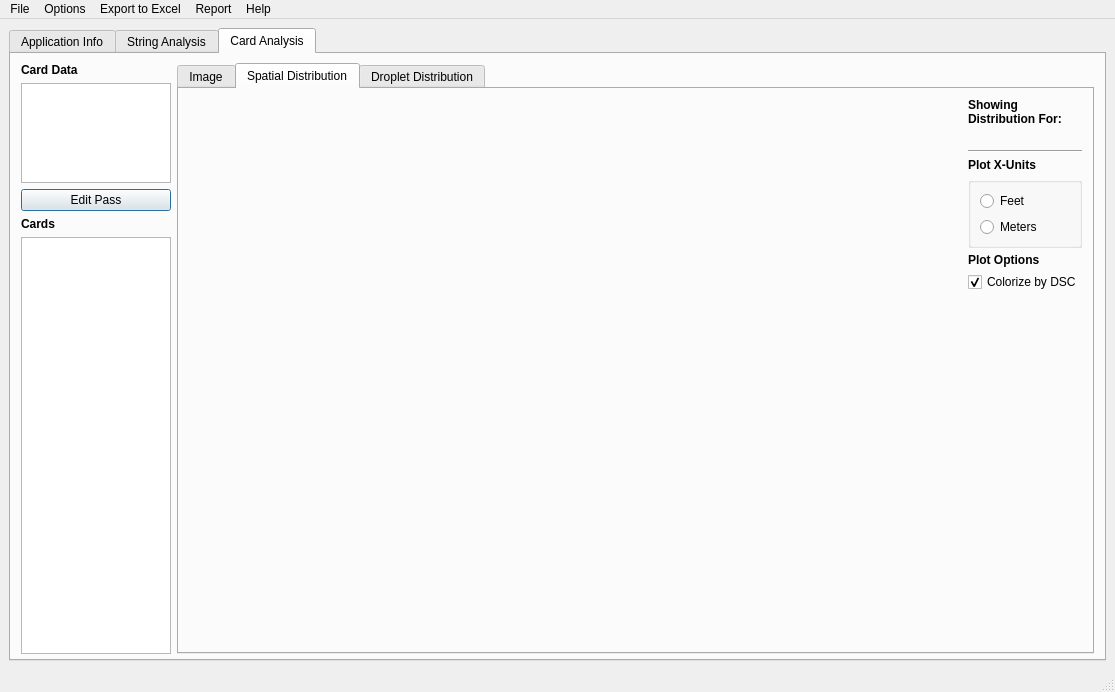
Above: resources/mainWindow.ui from gill14/AccuPatt before the change. Below: the same form after it.
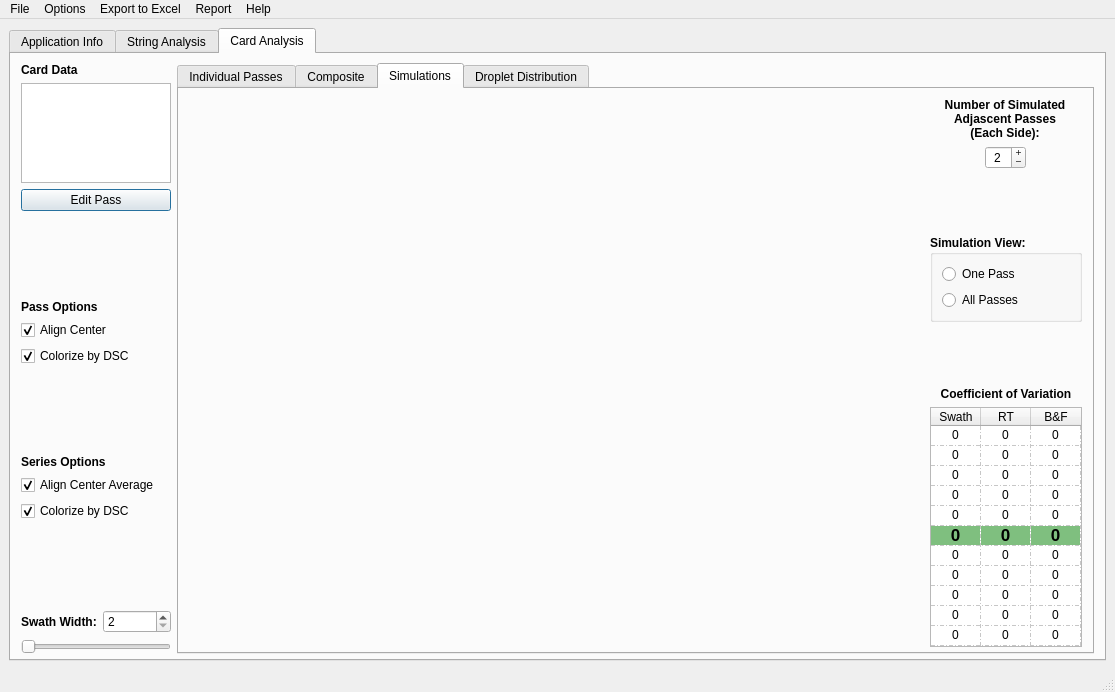
That is the form after the change. The open tabs and pages were chosen to show the change. Custom widgets are drawn as their Qt base class.

Commit message: rm image tab, migrate card ui like string

Patch:
```diff
--- a/resources/mainWindow.ui
+++ b/resources/mainWindow.ui
@@ -1146,7 +1146,7 @@
        <attribute name="title">
         <string>Card Analysis</string>
        </attribute>
-       <layout class="QHBoxLayout" name="horizontalLayout_3">
+       <layout class="QHBoxLayout" name="horizontalLayout">
         <property name="leftMargin">
          <number>10</number>
         </property>
@@ -1216,19 +1216,84 @@
            </widget>
           </item>
           <item>
-           <widget class="QLabel" name="label_2">
+           <spacer name="verticalSpacer_9">
+            <property name="orientation">
+             <enum>Qt::Vertical</enum>
+            </property>
+            <property name="sizeHint" stdset="0">
+             <size>
+              <width>20</width>
+              <height>40</height>
+             </size>
+            </property>
+           </spacer>
+          </item>
+          <item>
+           <widget class="QLabel" name="label_33">
+            <property name="font">
+             <font>
+              <weight>75</weight>
+              <bold>true</bold>
+             </font>
+            </property>
+            <property name="text">
+             <string>Pass Options</string>
+            </property>
+           </widget>
+          </item>
+          <item>
+           <widget class="QCheckBox" name="checkBoxCardPassCenter">
             <property name="sizePolicy">
-             <sizepolicy hsizetype="Minimum" vsizetype="Preferred">
+             <sizepolicy hsizetype="Fixed" vsizetype="Fixed">
               <horstretch>0</horstretch>
               <verstretch>0</verstretch>
              </sizepolicy>
             </property>
+            <property name="text">
+             <string>Align Center</string>
+            </property>
+            <property name="checked">
+             <bool>true</bool>
+            </property>
+           </widget>
+          </item>
+          <item>
+           <widget class="QCheckBox" name="checkBoxCardPassColorize">
+            <property name="sizePolicy">
+             <sizepolicy hsizetype="Fixed" vsizetype="Fixed">
+              <horstretch>0</horstretch>
+              <verstretch>0</verstretch>
+             </sizepolicy>
+            </property>
             <property name="maximumSize">
              <size>
-              <width>150</width>
+              <width>16777215</width>
               <height>16777215</height>
              </size>
             </property>
+            <property name="text">
+             <string>Colorize by DSC</string>
+            </property>
+            <property name="checked">
+             <bool>true</bool>
+            </property>
+           </widget>
+          </item>
+          <item>
+           <spacer name="verticalSpacer_7">
+            <property name="orientation">
+             <enum>Qt::Vertical</enum>
+            </property>
+            <property name="sizeHint" stdset="0">
+             <size>
+              <width>20</width>
+              <height>40</height>
+             </size>
+            </property>
+           </spacer>
+          </item>
+          <item>
+           <widget class="QLabel" name="label_7">
             <property name="font">
              <font>
               <weight>75</weight>
@@ -1236,38 +1301,110 @@
              </font>
             </property>
             <property name="text">
-             <string>Cards</string>
+             <string>Series Options</string>
             </property>
-            <property name="alignment">
-             <set>Qt::AlignBottom|Qt::AlignLeading|Qt::AlignLeft</set>
+           </widget>
+          </item>
+          <item>
+           <widget class="QCheckBox" name="checkBoxCardSeriesCenter">
+            <property name="text">
+             <string>Align Center Average</string>
             </property>
+            <property name="checked">
+             <bool>true</bool>
+            </property>
            </widget>
           </item>
           <item>
-           <widget class="QListWidget" name="listWidgetSprayCard">
+           <widget class="QCheckBox" name="checkBoxCardSeriesColorize">
             <property name="sizePolicy">
-             <sizepolicy hsizetype="Preferred" vsizetype="Expanding">
+             <sizepolicy hsizetype="Fixed" vsizetype="Fixed">
               <horstretch>0</horstretch>
               <verstretch>0</verstretch>
              </sizepolicy>
             </property>
             <property name="maximumSize">
              <size>
-              <width>150</width>
+              <width>16777215</width>
               <height>16777215</height>
              </size>
             </property>
-            <property name="dragDropMode">
-             <enum>QAbstractItemView::DragOnly</enum>
+            <property name="text">
+             <string>Colorize by DSC</string>
             </property>
-            <property name="defaultDropAction">
-             <enum>Qt::IgnoreAction</enum>
-            </property>
-            <property name="alternatingRowColors">
+            <property name="checked">
              <bool>true</bool>
             </property>
-            <property name="movement">
-             <enum>QListView::Snap</enum>
+           </widget>
+          </item>
+          <item>
+           <spacer name="verticalSpacer_8">
+            <property name="orientation">
+             <enum>Qt::Vertical</enum>
+            </property>
+            <property name="sizeHint" stdset="0">
+             <size>
+              <width>20</width>
+              <height>40</height>
+             </size>
+            </property>
+           </spacer>
+          </item>
+          <item>
+           <layout class="QHBoxLayout" name="horizontalLayout_3">
+            <item>
+             <widget class="QLabel" name="label_37">
+              <property name="sizePolicy">
+               <sizepolicy hsizetype="Preferred" vsizetype="Preferred">
+                <horstretch>0</horstretch>
+                <verstretch>0</verstretch>
+               </sizepolicy>
+              </property>
+              <property name="font">
+               <font>
+                <weight>75</weight>
+                <bold>true</bold>
+               </font>
+              </property>
+              <property name="text">
+               <string>Swath Width:</string>
+              </property>
+              <property name="alignment">
+               <set>Qt::AlignLeading|Qt::AlignLeft|Qt::AlignVCenter</set>
+              </property>
+             </widget>
+            </item>
+            <item>
+             <widget class="QSpinBox" name="spinBoxSwathAdjusted_2">
+              <property name="specialValueText">
+               <string/>
+              </property>
+              <property name="minimum">
+               <number>2</number>
+              </property>
+              <property name="maximum">
+               <number>500</number>
+              </property>
+             </widget>
+            </item>
+           </layout>
+          </item>
+          <item>
+           <widget class="QSlider" name="horizontalSliderSimulatedSwath_2">
+            <property name="sizePolicy">
+             <sizepolicy hsizetype="Preferred" vsizetype="Fixed">
+              <horstretch>0</horstretch>
+              <verstretch>0</verstretch>
+             </sizepolicy>
+            </property>
+            <property name="maximumSize">
+             <size>
+              <width>150</width>
+              <height>16777215</height>
+             </size>
+            </property>
+            <property name="orientation">
+             <enum>Qt::Horizontal</enum>
             </property>
            </widget>
           </item>
@@ -1278,104 +1415,9 @@
           <property name="currentIndex">
            <number>1</number>
           </property>
-          <widget class="QWidget" name="tab_5">
-           <attribute name="title">
-            <string>Image</string>
-           </attribute>
-           <layout class="QVBoxLayout" name="verticalLayout_5">
-            <property name="spacing">
-             <number>5</number>
-            </property>
-            <property name="leftMargin">
-             <number>10</number>
-            </property>
-            <property name="rightMargin">
-             <number>10</number>
-            </property>
-            <property name="bottomMargin">
-             <number>5</number>
-            </property>
-            <item>
-             <layout class="QVBoxLayout" name="verticalLayout_20">
-              <item>
-               <widget class="SplitCardWidget" name="splitCardWidget" native="true">
-                <property name="sizePolicy">
-                 <sizepolicy hsizetype="Preferred" vsizetype="Expanding">
-                  <horstretch>0</horstretch>
-                  <verstretch>0</verstretch>
-                 </sizepolicy>
-                </property>
-               </widget>
-              </item>
-             </layout>
-            </item>
-            <item>
-             <layout class="QHBoxLayout" name="horizontalLayout_5">
-              <item>
-               <spacer name="horizontalSpacer">
-                <property name="orientation">
-                 <enum>Qt::Horizontal</enum>
-                </property>
-                <property name="sizeHint" stdset="0">
-                 <size>
-                  <width>40</width>
-                  <height>20</height>
-                 </size>
-                </property>
-               </spacer>
-              </item>
-              <item>
-               <widget class="QGroupBox" name="groupBox">
-                <property name="title">
-                 <string/>
-                </property>
-                <layout class="QHBoxLayout" name="horizontalLayout_4">
-                 <property name="topMargin">
-                  <number>5</number>
-                 </property>
-                 <property name="bottomMargin">
-                  <number>5</number>
-                 </property>
-                 <item>
-                  <widget class="QRadioButton" name="radioButtonSprayCardFitH">
-                   <property name="text">
-                    <string>Fit Horizontal</string>
-                   </property>
-                   <property name="checked">
-                    <bool>true</bool>
-                   </property>
-                  </widget>
-                 </item>
-                 <item>
-                  <widget class="QRadioButton" name="radioButtonSprayCardFitV">
-                   <property name="text">
-                    <string>Fit Vertical</string>
-                   </property>
-                  </widget>
-                 </item>
-                </layout>
-               </widget>
-              </item>
-              <item>
-               <spacer name="horizontalSpacer_2">
-                <property name="orientation">
-                 <enum>Qt::Horizontal</enum>
-                </property>
-                <property name="sizeHint" stdset="0">
-                 <size>
-                  <width>40</width>
-                  <height>20</height>
-                 </size>
-                </property>
-               </spacer>
-              </item>
-             </layout>
-            </item>
-           </layout>
-          </widget>
           <widget class="QWidget" name="tab_4">
            <attribute name="title">
-            <string>Spatial Distribution</string>
+            <string>Individual Passes</string>
            </attribute>
            <layout class="QHBoxLayout" name="horizontalLayout_7">
             <property name="leftMargin">
@@ -1400,7 +1442,37 @@
                </widget>
               </item>
               <item>
-               <widget class="MplWidget" name="mplWidgetCardSpatial2" native="true">
+               <widget class="QLabel" name="label_2">
+                <property name="text">
+                 <string>Put a stat table here for the selected pass with a row for pass-wise composite stats.</string>
+                </property>
+                <property name="alignment">
+                 <set>Qt::AlignCenter</set>
+                </property>
+               </widget>
+              </item>
+             </layout>
+            </item>
+           </layout>
+          </widget>
+          <widget class="QWidget" name="tab_5">
+           <attribute name="title">
+            <string>Composite</string>
+           </attribute>
+           <layout class="QVBoxLayout" name="verticalLayout_7">
+            <property name="leftMargin">
+             <number>10</number>
+            </property>
+            <property name="rightMargin">
+             <number>10</number>
+            </property>
+            <property name="bottomMargin">
+             <number>5</number>
+            </property>
+            <item>
+             <layout class="QVBoxLayout" name="verticalLayout_16">
+              <item>
+               <widget class="MplWidget" name="plotWidgetCardOverlay" native="true">
                 <property name="sizePolicy">
                  <sizepolicy hsizetype="Expanding" vsizetype="Preferred">
                   <horstretch>0</horstretch>
@@ -1411,16 +1483,62 @@
               </item>
              </layout>
             </item>
+           </layout>
+          </widget>
+          <widget class="QWidget" name="tab_7">
+           <attribute name="title">
+            <string>Simulations</string>
+           </attribute>
+           <layout class="QHBoxLayout" name="horizontalLayout_4">
+            <property name="leftMargin">
+             <number>10</number>
+            </property>
+            <property name="rightMargin">
+             <number>10</number>
+            </property>
+            <property name="bottomMargin">
+             <number>5</number>
+            </property>
             <item>
-             <layout class="QVBoxLayout" name="verticalLayout_7" stretch="0,0,0,0,0,0,0,0">
+             <layout class="QVBoxLayout" name="verticalLayout_19">
               <property name="spacing">
                <number>5</number>
               </property>
               <item>
-               <widget class="QLabel" name="label_5">
+               <widget class="MplWidget" name="plotWidgetCardRacetrack" native="true">
+                <property name="sizePolicy">
+                 <sizepolicy hsizetype="Expanding" vsizetype="Preferred">
+                  <horstretch>0</horstretch>
+                  <verstretch>0</verstretch>
+                 </sizepolicy>
+                </property>
+               </widget>
+              </item>
+              <item>
+               <widget class="MplWidget" name="plotWidgetCardBackAndForth" native="true">
+                <property name="sizePolicy">
+                 <sizepolicy hsizetype="Expanding" vsizetype="Preferred">
+                  <horstretch>0</horstretch>
+                  <verstretch>0</verstretch>
+                 </sizepolicy>
+                </property>
+               </widget>
+              </item>
+             </layout>
+            </item>
+            <item>
+             <layout class="QVBoxLayout" name="verticalLayout_34">
+              <item>
+               <widget class="QLabel" name="label_38">
+                <property name="sizePolicy">
+                 <sizepolicy hsizetype="Preferred" vsizetype="Preferred">
+                  <horstretch>0</horstretch>
+                  <verstretch>0</verstretch>
+                 </sizepolicy>
+                </property>
                 <property name="maximumSize">
                  <size>
-                  <width>16777215</width>
+                  <width>150</width>
                   <height>16777215</height>
                  </size>
                 </property>
@@ -1430,113 +1548,60 @@
                   <bold>true</bold>
                  </font>
                 </property>
+                <property name="frameShape">
+                 <enum>QFrame::NoFrame</enum>
+                </property>
                 <property name="text">
-                 <string>Showing Distribution For: </string>
+                 <string>Number of Simulated Adjascent Passes
+(Each Side):</string>
+                </property>
+                <property name="alignment">
+                 <set>Qt::AlignCenter</set>
                 </property>
                 <property name="wordWrap">
                  <bool>true</bool>
                 </property>
                </widget>
               </item>
-              <item>
-               <widget class="QLabel" name="labelCardSpatialPass">
-                <property name="text">
-                 <string/>
-                </property>
-               </widget>
-              </item>
-              <item>
-               <widget class="Line" name="line">
-                <property name="orientation">
-                 <enum>Qt::Horizontal</enum>
-                </property>
-               </widget>
-              </item>
-              <item>
-               <widget class="QLabel" name="label_3">
-                <property name="font">
-                 <font>
-                  <weight>75</weight>
-                  <bold>true</bold>
-                 </font>
-                </property>
-                <property name="text">
-                 <string>Plot X-Units</string>
-                </property>
-               </widget>
-              </item>
-              <item>
-               <widget class="QGroupBox" name="groupBox_2">
-                <property name="flat">
-                 <bool>false</bool>
-                </property>
-                <layout class="QVBoxLayout" name="verticalLayout_9">
-                 <property name="topMargin">
-                  <number>8</number>
-                 </property>
-                 <property name="bottomMargin">
-                  <number>8</number>
-                 </property>
-                 <item>
-                  <widget class="QRadioButton" name="radioButtonSpatialFt">
-                   <property name="text">
-                    <string>Feet</string>
-                   </property>
-                  </widget>
-                 </item>
-                 <item>
-                  <widget class="QRadioButton" name="radioButtonSpatialM">
-                   <property name="text">
-                    <string>Meters</string>
-                   </property>
-                  </widget>
-                 </item>
-                </layout>
-               </widget>
-              </item>
-              <item>
-               <widget class="QLabel" name="label_32">
-                <property name="maximumSize">
-                 <size>
-                  <width>16777215</width>
-                  <height>16777215</height>
-                 </size>
-                </property>
-                <property name="font">
-                 <font>
-                  <weight>75</weight>
-                  <bold>true</bold>
-                 </font>
-                </property>
-                <property name="text">
-                 <string>Plot Options</string>
-                </property>
-               </widget>
-              </item>
-              <item>
-               <widget class="QCheckBox" name="checkBoxColorByDSC">
+              <item alignment="Qt::AlignHCenter">
+               <widget class="QSpinBox" name="spinBoxSimulatedSwathPasses_2">
                 <property name="sizePolicy">
                  <sizepolicy hsizetype="Fixed" vsizetype="Fixed">
                   <horstretch>0</horstretch>
                   <verstretch>0</verstretch>
                  </sizepolicy>
                 </property>
-                <property name="maximumSize">
-                 <size>
-                  <width>16777215</width>
-                  <height>16777215</height>
-                 </size>
+                <property name="layoutDirection">
+                 <enum>Qt::LeftToRight</enum>
                 </property>
-                <property name="text">
-                 <string>Colorize by DSC</string>
+                <property name="wrapping">
+                 <bool>false</bool>
                 </property>
-                <property name="checked">
-                 <bool>true</bool>
+                <property name="alignment">
+                 <set>Qt::AlignCenter</set>
+                </property>
+                <property name="buttonSymbols">
+                 <enum>QAbstractSpinBox::PlusMinus</enum>
+                </property>
+                <property name="accelerated">
+                 <bool>false</bool>
+                </property>
+                <property name="showGroupSeparator" stdset="0">
+                 <bool>false</bool>
+                </property>
+                <property name="suffix">
+                 <string/>
+                </property>
+                <property name="maximum">
+                 <number>10</number>
+                </property>
+                <property name="value">
+                 <number>2</number>
                 </property>
                </widget>
               </item>
               <item>
-               <spacer name="verticalSpacer">
+               <spacer name="verticalSpacer_10">
                 <property name="orientation">
                  <enum>Qt::Vertical</enum>
                 </property>
@@ -1548,6 +1613,550 @@
                 </property>
                </spacer>
               </item>
+              <item>
+               <widget class="QGroupBox" name="groupBox_4">
+                <property name="font">
+                 <font>
+                  <weight>75</weight>
+                  <bold>true</bold>
+                 </font>
+                </property>
+                <property name="title">
+                 <string>Simulation View:</string>
+                </property>
+                <layout class="QVBoxLayout" name="verticalLayout_12">
+                 <item>
+                  <widget class="QRadioButton" name="radioButtonSimulationOne_2">
+                   <property name="font">
+                    <font>
+                     <weight>50</weight>
+                     <bold>false</bold>
+                    </font>
+                   </property>
+                   <property name="text">
+                    <string>One Pass</string>
+                   </property>
+                  </widget>
+                 </item>
+                 <item>
+                  <widget class="QRadioButton" name="radioButtonSimulationAll_2">
+                   <property name="font">
+                    <font>
+                     <weight>50</weight>
+                     <bold>false</bold>
+                    </font>
+                   </property>
+                   <property name="text">
+                    <string>All Passes</string>
+                   </property>
+                  </widget>
+                 </item>
+                </layout>
+               </widget>
+              </item>
+              <item>
+               <spacer name="verticalSpacer_12">
+                <property name="orientation">
+                 <enum>Qt::Vertical</enum>
+                </property>
+                <property name="sizeHint" stdset="0">
+                 <size>
+                  <width>13</width>
+                  <height>13</height>
+                 </size>
+                </property>
+               </spacer>
+              </item>
+              <item>
+               <widget class="QLabel" name="label_39">
+                <property name="sizePolicy">
+                 <sizepolicy hsizetype="Preferred" vsizetype="Preferred">
+                  <horstretch>0</horstretch>
+                  <verstretch>0</verstretch>
+                 </sizepolicy>
+                </property>
+                <property name="font">
+                 <font>
+                  <weight>75</weight>
+                  <bold>true</bold>
+                 </font>
+                </property>
+                <property name="text">
+                 <string>Coefficient of Variation</string>
+                </property>
+                <property name="alignment">
+                 <set>Qt::AlignCenter</set>
+                </property>
+                <property name="wordWrap">
+                 <bool>true</bool>
+                </property>
+               </widget>
+              </item>
+              <item>
+               <widget class="QTableWidget" name="tableWidgetCV_2">
+                <property name="sizePolicy">
+                 <sizepolicy hsizetype="Minimum" vsizetype="Expanding">
+                  <horstretch>0</horstretch>
+                  <verstretch>0</verstretch>
+                 </sizepolicy>
+                </property>
+                <property name="verticalScrollBarPolicy">
+                 <enum>Qt::ScrollBarAlwaysOff</enum>
+                </property>
+                <property name="horizontalScrollBarPolicy">
+                 <enum>Qt::ScrollBarAlwaysOff</enum>
+                </property>
+                <property name="sizeAdjustPolicy">
+                 <enum>QAbstractScrollArea::AdjustToContents</enum>
+                </property>
+                <property name="editTriggers">
+                 <set>QAbstractItemView::NoEditTriggers</set>
+                </property>
+                <property name="tabKeyNavigation">
+                 <bool>false</bool>
+                </property>
+                <property name="showDropIndicator" stdset="0">
+                 <bool>false</bool>
+                </property>
+                <property name="dragDropOverwriteMode">
+                 <bool>false</bool>
+                </property>
+                <property name="selectionMode">
+                 <enum>QAbstractItemView::NoSelection</enum>
+                </property>
+                <property name="gridStyle">
+                 <enum>Qt::DashDotLine</enum>
+                </property>
+                <attribute name="horizontalHeaderCascadingSectionResizes">
+                 <bool>true</bool>
+                </attribute>
+                <attribute name="horizontalHeaderDefaultSectionSize">
+                 <number>50</number>
+                </attribute>
+                <attribute name="horizontalHeaderMinimumSectionSize">
+                 <number>50</number>
+                </attribute>
+                <attribute name="horizontalHeaderStretchLastSection">
+                 <bool>false</bool>
+                </attribute>
+                <attribute name="verticalHeaderVisible">
+                 <bool>false</bool>
+                </attribute>
+                <attribute name="verticalHeaderCascadingSectionResizes">
+                 <bool>true</bool>
+                </attribute>
+                <attribute name="verticalHeaderDefaultSectionSize">
+                 <number>20</number>
+                </attribute>
+                <attribute name="verticalHeaderMinimumSectionSize">
+                 <number>10</number>
+                </attribute>
+                <attribute name="verticalHeaderShowSortIndicator" stdset="0">
+                 <bool>false</bool>
+                </attribute>
+                <attribute name="verticalHeaderStretchLastSection">
+                 <bool>false</bool>
+                </attribute>
+                <row>
+                 <property name="text">
+                  <string>m10</string>
+                 </property>
+                </row>
+                <row>
+                 <property name="text">
+                  <string>m8</string>
+                 </property>
+                </row>
+                <row>
+                 <property name="text">
+                  <string>m6</string>
+                 </property>
+                </row>
+                <row>
+                 <property name="text">
+                  <string>m4</string>
+                 </property>
+                </row>
+                <row>
+                 <property name="text">
+                  <string>m2</string>
+                 </property>
+                </row>
+                <row>
+                 <property name="text">
+                  <string>c</string>
+                 </property>
+                 <property name="background">
+                  <color alpha="128">
+                   <red>0</red>
+                   <green>128</green>
+                   <blue>0</blue>
+                  </color>
+                 </property>
+                </row>
+                <row>
+                 <property name="text">
+                  <string>p2</string>
+                 </property>
+                </row>
+                <row>
+                 <property name="text">
+                  <string>p4</string>
+                 </property>
+                </row>
+                <row>
+                 <property name="text">
+                  <string>p6</string>
+                 </property>
+                </row>
+                <row>
+                 <property name="text">
+                  <string>p8</string>
+                 </property>
+                </row>
+                <row>
+                 <property name="text">
+                  <string>p10</string>
+                 </property>
+                </row>
+                <column>
+                 <property name="text">
+                  <string>Swath</string>
+                 </property>
+                 <property name="textAlignment">
+                  <set>AlignCenter</set>
+                 </property>
+                </column>
+                <column>
+                 <property name="text">
+                  <string>RT</string>
+                 </property>
+                 <property name="textAlignment">
+                  <set>AlignCenter</set>
+                 </property>
+                </column>
+                <column>
+                 <property name="text">
+                  <string>B&amp;F</string>
+                 </property>
+                 <property name="textAlignment">
+                  <set>AlignCenter</set>
+                 </property>
+                </column>
+                <item row="0" column="0">
+                 <property name="text">
+                  <string>0</string>
+                 </property>
+                 <property name="textAlignment">
+                  <set>AlignCenter</set>
+                 </property>
+                </item>
+                <item row="0" column="1">
+                 <property name="text">
+                  <string>0</string>
+                 </property>
+                 <property name="textAlignment">
+                  <set>AlignCenter</set>
+                 </property>
+                </item>
+                <item row="0" column="2">
+                 <property name="text">
+                  <string>0</string>
+                 </property>
+                 <property name="textAlignment">
+                  <set>AlignCenter</set>
+                 </property>
+                </item>
+                <item row="1" column="0">
+                 <property name="text">
+                  <string>0</string>
+                 </property>
+                 <property name="textAlignment">
+                  <set>AlignCenter</set>
+                 </property>
+                </item>
+                <item row="1" column="1">
+                 <property name="text">
+                  <string>0</string>
+                 </property>
+                 <property name="textAlignment">
+                  <set>AlignCenter</set>
+                 </property>
+                </item>
+                <item row="1" column="2">
+                 <property name="text">
+                  <string>0</string>
+                 </property>
+                 <property name="textAlignment">
+                  <set>AlignCenter</set>
+                 </property>
+                </item>
+                <item row="2" column="0">
+                 <property name="text">
+                  <string>0</string>
+                 </property>
+                 <property name="textAlignment">
+                  <set>AlignCenter</set>
+                 </property>
+                </item>
+                <item row="2" column="1">
+                 <property name="text">
+                  <string>0</string>
+                 </property>
+                 <property name="textAlignment">
+                  <set>AlignCenter</set>
+                 </property>
+                </item>
+                <item row="2" column="2">
+                 <property name="text">
+                  <string>0</string>
+                 </property>
+                 <property name="textAlignment">
+                  <set>AlignCenter</set>
+                 </property>
+                </item>
+                <item row="3" column="0">
+                 <property name="text">
+                  <string>0</string>
+                 </property>
+                 <property name="textAlignment">
+                  <set>AlignCenter</set>
+                 </property>
+                </item>
+                <item row="3" column="1">
+                 <property name="text">
+                  <string>0</string>
+                 </property>
+                 <property name="textAlignment">
+                  <set>AlignCenter</set>
+                 </property>
+                </item>
+                <item row="3" column="2">
+                 <property name="text">
+                  <string>0</string>
+                 </property>
+                 <property name="textAlignment">
+                  <set>AlignCenter</set>
+                 </property>
+                </item>
+                <item row="4" column="0">
+                 <property name="text">
+                  <string>0</string>
+                 </property>
+                 <property name="textAlignment">
+                  <set>AlignCenter</set>
+                 </property>
+                </item>
+                <item row="4" column="1">
+                 <property name="text">
+                  <string>0</string>
+                 </property>
+                 <property name="textAlignment">
+                  <set>AlignCenter</set>
+                 </property>
+                </item>
+                <item row="4" column="2">
+                 <property name="text">
+                  <string>0</string>
+                 </property>
+                 <property name="textAlignment">
+                  <set>AlignCenter</set>
+                 </property>
+                </item>
+                <item row="5" column="0">
+                 <property name="text">
+                  <string>0</string>
+                 </property>
+                 <property name="font">
+                  <font>
+                   <pointsize>13</pointsize>
+                   <weight>75</weight>
+                   <bold>true</bold>
+                  </font>
+                 </property>
+                 <property name="textAlignment">
+                  <set>AlignCenter</set>
+                 </property>
+                 <property name="background">
+                  <brush brushstyle="SolidPattern">
+                   <color alpha="128">
+                    <red>0</red>
+                    <green>128</green>
+                    <blue>0</blue>
+                   </color>
+                  </brush>
+                 </property>
+                </item>
+                <item row="5" column="1">
+                 <property name="text">
+                  <string>0</string>
+                 </property>
+                 <property name="font">
+                  <font>
+                   <pointsize>13</pointsize>
+                   <weight>75</weight>
+                   <bold>true</bold>
+                  </font>
+                 </property>
+                 <property name="textAlignment">
+                  <set>AlignCenter</set>
+                 </property>
+                 <property name="background">
+                  <brush brushstyle="SolidPattern">
+                   <color alpha="128">
+                    <red>0</red>
+                    <green>128</green>
+                    <blue>0</blue>
+                   </color>
+                  </brush>
+                 </property>
+                </item>
+                <item row="5" column="2">
+                 <property name="text">
+                  <string>0</string>
+                 </property>
+                 <property name="font">
+                  <font>
+                   <pointsize>13</pointsize>
+                   <weight>75</weight>
+                   <bold>true</bold>
+                  </font>
+                 </property>
+                 <property name="textAlignment">
+                  <set>AlignCenter</set>
+                 </property>
+                 <property name="background">
+                  <brush brushstyle="SolidPattern">
+                   <color alpha="128">
+                    <red>0</red>
+                    <green>128</green>
+                    <blue>0</blue>
+                   </color>
+                  </brush>
+                 </property>
+                </item>
+                <item row="6" column="0">
+                 <property name="text">
+                  <string>0</string>
+                 </property>
+                 <property name="textAlignment">
+                  <set>AlignCenter</set>
+                 </property>
+                </item>
+                <item row="6" column="1">
+                 <property name="text">
+                  <string>0</string>
+                 </property>
+                 <property name="textAlignment">
+                  <set>AlignCenter</set>
+                 </property>
+                </item>
+                <item row="6" column="2">
+                 <property name="text">
+                  <string>0</string>
+                 </property>
+                 <property name="textAlignment">
+                  <set>AlignCenter</set>
+                 </property>
+                </item>
+                <item row="7" column="0">
+                 <property name="text">
+                  <string>0</string>
+                 </property>
+                 <property name="textAlignment">
+                  <set>AlignCenter</set>
+                 </property>
+                </item>
+                <item row="7" column="1">
+                 <property name="text">
+                  <string>0</string>
+                 </property>
+                 <property name="textAlignment">
+                  <set>AlignCenter</set>
+                 </property>
+                </item>
+                <item row="7" column="2">
+                 <property name="text">
+                  <string>0</string>
+                 </property>
+                 <property name="textAlignment">
+                  <set>AlignCenter</set>
+                 </property>
+                </item>
+                <item row="8" column="0">
+                 <property name="text">
+                  <string>0</string>
+                 </property>
+                 <property name="textAlignment">
+                  <set>AlignCenter</set>
+                 </property>
+                </item>
+                <item row="8" column="1">
+                 <property name="text">
+                  <string>0</string>
+                 </property>
+                 <property name="textAlignment">
+                  <set>AlignCenter</set>
+                 </property>
+                </item>
+                <item row="8" column="2">
+                 <property name="text">
+                  <string>0</string>
+                 </property>
+                 <property name="textAlignment">
+                  <set>AlignCenter</set>
+                 </property>
+                </item>
+                <item row="9" column="0">
+                 <property name="text">
+                  <string>0</string>
+                 </property>
+                 <property name="textAlignment">
+                  <set>AlignCenter</set>
+                 </property>
+                </item>
+                <item row="9" column="1">
+                 <property name="text">
+                  <string>0</string>
+                 </property>
+                 <property name="textAlignment">
+                  <set>AlignCenter</set>
+                 </property>
+                </item>
+                <item row="9" column="2">
+                 <property name="text">
+                  <string>0</string>
+                 </property>
+                 <property name="textAlignment">
+                  <set>AlignCenter</set>
+                 </property>
+                </item>
+                <item row="10" column="0">
+                 <property name="text">
+                  <string>0</string>
+                 </property>
+                 <property name="textAlignment">
+                  <set>AlignCenter</set>
+                 </property>
+                </item>
+                <item row="10" column="1">
+                 <property name="text">
+                  <string>0</string>
+                 </property>
+                 <property name="textAlignment">
+                  <set>AlignCenter</set>
+                 </property>
+                </item>
+                <item row="10" column="2">
+                 <property name="text">
+                  <string>0</string>
+                 </property>
+                 <property name="textAlignment">
+                  <set>AlignCenter</set>
+                 </property>
+                </item>
+               </widget>
+              </item>
              </layout>
             </item>
            </layout>
@@ -2224,12 +2833,6 @@
    <extends>QGraphicsView</extends>
    <header>pyqtgraph</header>
   </customwidget>
-  <customwidget>
-   <class>SplitCardWidget</class>
-   <extends>QWidget</extends>
-   <header>accupatt/widgets/splitcardwidget.h</header>
-   <container>1</container>
-  </customwidget>
   <customwidget>
    <class>MplWidget</class>
    <extends>QWidget</extends>
```
Left out of the diff: 23 changed lines with no effect on the pictures. The commit also changes 2 other files.
